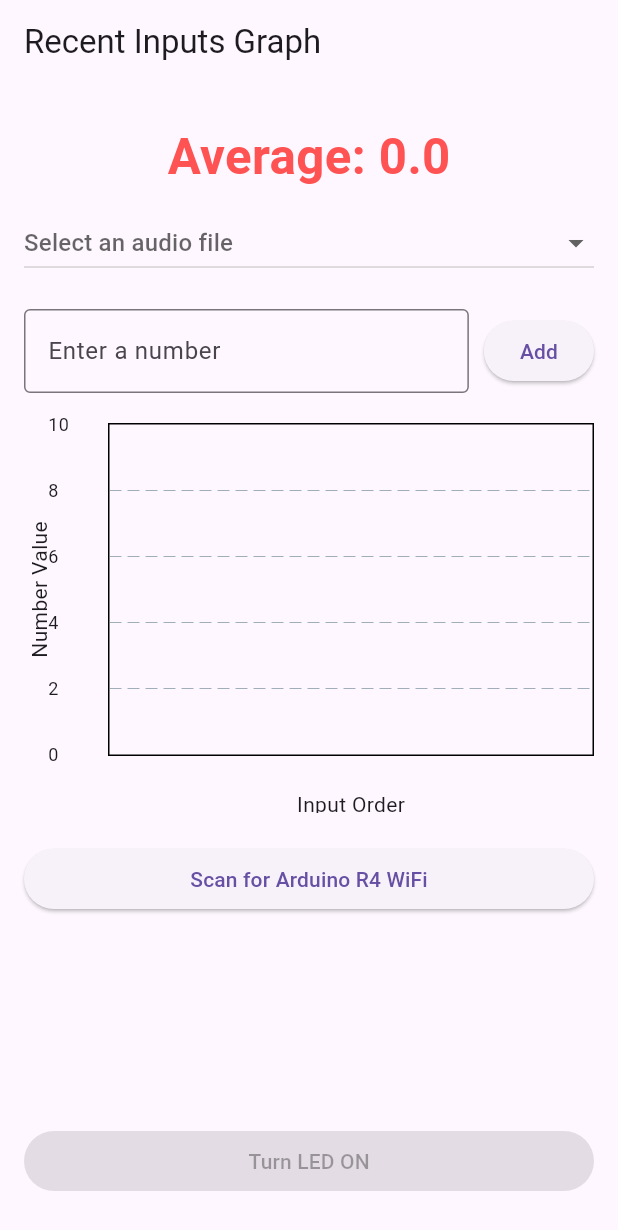
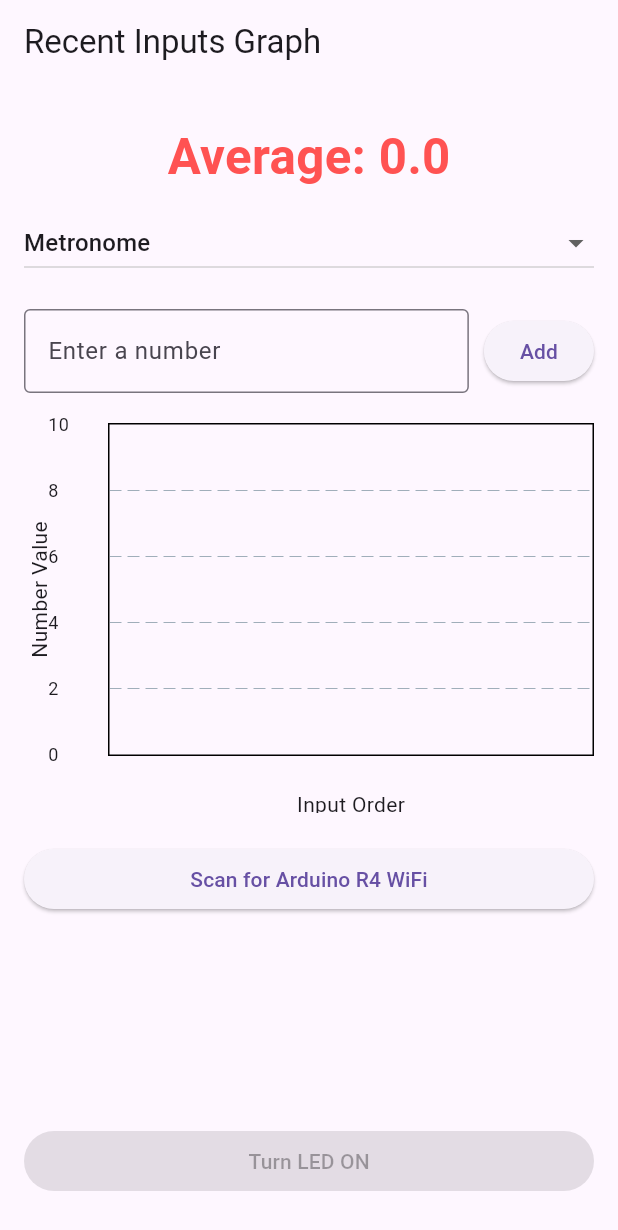
Before and after one commit to rrisic/CPR-PulseCoach, a Flutter app: the screen it shows after launch, on a phone screen of 412 x 824 dp. Shown: the top 1230 px of the screen. Run offline on Flutter 3.47's test engine with Material 3 defaults, Android fonts, the phone set to English and light mode, and no system bars; drawn by our look-alikes of fl_chart; our stand-ins replace audioplayers, flutter_blue_plus.

Commit message:
Added BPM

```diff
--- a/app/lib/main.dart
+++ b/app/lib/main.dart
@@ -2,12 +2,59 @@
 import 'package:fl_chart/fl_chart.dart';
 import 'package:audioplayers/audioplayers.dart';
 import 'package:flutter_blue_plus/flutter_blue_plus.dart';
+// import 'package:permission_handler/permission_handler.dart';
 import 'dart:async';
 
 void main() {
   runApp(MyApp());
 }
+/* Future<void> requestPermissions() async {
+  try {
+    // Request Bluetooth permission
+    var bluetoothStatus = await Permission.bluetooth.status;
+    if (!bluetoothStatus.isGranted) {
+      bluetoothStatus = await Permission.bluetooth.request();
+      print('Bluetooth permission status: $bluetoothStatus');
+    }
 
+    // Request Bluetooth Scan and Connect permissions (Android-specific, but safe to call on iOS)
+    var bluetoothScanStatus = await Permission.bluetoothScan.status;
+    if (!bluetoothScanStatus.isGranted) {
+      bluetoothScanStatus = await Permission.bluetoothScan.request();
+      print('Bluetooth Scan permission status: $bluetoothScanStatus');
+    }
+
+    var bluetoothConnectStatus = await Permission.bluetoothConnect.status;
+    if (!bluetoothConnectStatus.isGranted) {
+      bluetoothConnectStatus = await Permission.bluetoothConnect.request();
+      print('Bluetooth Connect permission status: $bluetoothConnectStatus');
+    }
+
+    // Request Location permission (required for BLE scanning on some iOS versions)
+    var locationStatus = await Permission.locationWhenInUse.status;
+    if (!locationStatus.isGranted) {
+      locationStatus = await Permission.locationWhenInUse.request();
+      print('Location permission status: $locationStatus');
+    }
+
+
+    // Check if all permissions are granted
+    if (!bluetoothStatus.isGranted ||
+        !bluetoothScanStatus.isGranted ||
+        !bluetoothConnectStatus.isGranted ||
+        !locationStatus.isGranted) {
+      ScaffoldMessenger.of(context).showSnackBar(
+        SnackBar(content: Text('Some permissions were denied. Please grant them in settings.')),
+      );
+    }
+  } catch (e) {
+    print('Error requesting permissions: $e');
+    ScaffoldMessenger.of(context).showSnackBar(
+      SnackBar(content: Text('Error requesting permissions: $e')),
+    );
+  }
+}
+*/
 class MyApp extends StatelessWidget {
   @override
   Widget build(BuildContext context) {
@@ -39,10 +86,11 @@
 
   // Audio file selection
   final List<Map<String, String>> audioFiles = [
-    {'name': "Stayin' Alive", 'path': 'assets/stayinalive.mp3'},
-    {'name': 'Life is a Highway', 'path': 'assets/highway.mp3'},
-    {'name': 'Levitating', 'path': 'assets/levitating.mp3'},
-    {'name': 'All Star', 'path': 'assets/allstar.mp3'}
+    {'name': "Stayin' Alive", 'path': 'stayinalive.mp3'},
+    {'name': 'Life is a Highway', 'path': 'highway.mp3'},
+    {'name': 'Levitating', 'path': 'levitating.mp3'},
+    {'name': 'All Star', 'path': 'allstar.mp3'},
+    {'name': 'Metronome', 'path': 'metronome.mp3'}
   ];
   String? selectedAudioPath = 'metronome.mp3';
 
```
